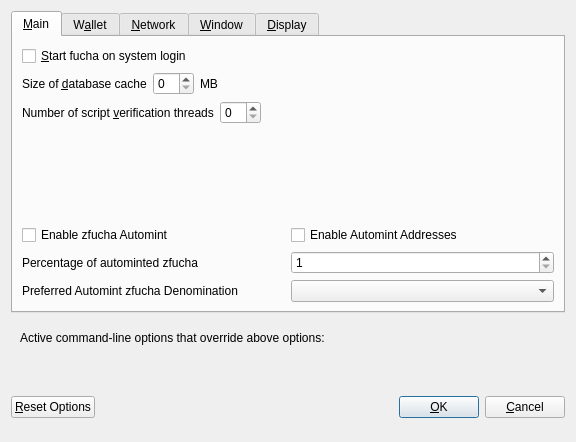
Old version of the form src/qt/forms/optionsdialog.ui in the repository traderdeveloper/fucha20-src.
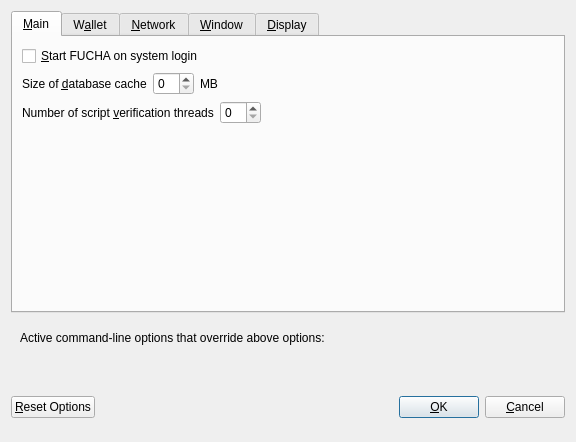
New version of the form. Custom widgets are drawn as their Qt base class.

```diff
--- a/src/qt/forms/optionsdialog.ui
+++ b/src/qt/forms/optionsdialog.ui
@@ -33,7 +33,7 @@
           <string>Automatically start fucha after logging in to the system.</string>
          </property>
          <property name="text">
-          <string>&amp;Start fucha on system login</string>
+          <string>&amp;Start FUCHA on system login</string>
          </property>
         </widget>
        </item>
@@ -130,111 +130,6 @@
          </property>
         </spacer>
        </item>
-       <item>
-        <widget class="QWidget" name="verticalZfuchaOptionsWidget" native="true">
-         <layout class="QVBoxLayout" name="verticalZfuchaOptionsLayout">
-          <property name="margin">
-           <number>0</number>
-          </property>
-          <item>
-           <layout class="QHBoxLayout" name="horizontalAutomintingLayout">
-            <item>
-             <widget class="QCheckBox" name="checkBoxZeromintEnable">
-              <property name="toolTip">
-               <string>Enable automatic minting of fucha units to zfucha</string>
-              </property>
-              <property name="layoutDirection">
-               <enum>Qt::LeftToRight</enum>
-              </property>
-              <property name="text">
-               <string>Enable zfucha Automint</string>
-              </property>
-             </widget>
-            </item>
-            <item>
-             <widget class="QCheckBox" name="checkBoxZeromintAddresses">
-              <property name="toolTip">
-               <string>Enable automatic zfucha minting from specific addresses</string>
-              </property>
-              <property name="layoutDirection">
-               <enum>Qt::LeftToRight</enum>
-              </property>
-              <property name="text">
-               <string>Enable Automint Addresses</string>
-              </property>
-             </widget>
-            </item>
-           </layout>
-          </item>
-          <item>
-           <layout class="QHBoxLayout" name="horizontalZmintPercentageLayout">
-            <item>
-             <widget class="QLabel" name="percentage_label">
-              <property name="toolTip">
-               <string>Percentage of incoming fucha which get automatically converted to zfucha via Zerocoin Protocol (min: 10%)</string>
-              </property>
-              <property name="text">
-               <string>Percentage of autominted zfucha</string>
-              </property>
-             </widget>
-            </item>
-            <item>
-             <widget class="QSpinBox" name="zeromintPercentage">
-              <property name="minimum">
-               <number>1</number>
-              </property>
-              <property name="maximum">
-               <number>100</number>
-              </property>
-             </widget>
-            </item>
-           </layout>
-          </item>
-          <item>
-           <layout class="QHBoxLayout" name="horizontalLayout" stretch="0,0">
-            <property name="sizeConstraint">
-             <enum>QLayout::SetFixedSize</enum>
-            </property>
-            <item>
-             <widget class="QLabel" name="labelPreferredDenom">
-              <property name="maximumSize">
-               <size>
-                <width>16777215</width>
-                <height>16777215</height>
-               </size>
-              </property>
-              <property name="toolTip">
-               <string>Wait with automatic conversion to Zerocoin until enough fucha for this denomination is available</string>
-              </property>
-              <property name="text">
-               <string>Preferred Automint zfucha Denomination</string>
-              </property>
-             </widget>
-            </item>
-            <item>
-             <widget class="QComboBox" name="preferredDenom">
-              <property name="maximumSize">
-               <size>
-                <width>16777215</width>
-                <height>27</height>
-               </size>
-              </property>
-              <property name="toolTip">
-               <string>Wait with automatic conversion to Zerocoin until enough fucha for this denomination is available</string>
-              </property>
-              <property name="maxVisibleItems">
-               <number>9</number>
-              </property>
-              <property name="maxCount">
-               <number>9</number>
-              </property>
-             </widget>
-            </item>
-           </layout>
-          </item>
-         </layout>
-        </widget>
-       </item>
       </layout>
      </widget>
      <widget class="QWidget" name="tabWallet">
```
Left out of the diff: 14 changed lines with no effect on the pictures.
